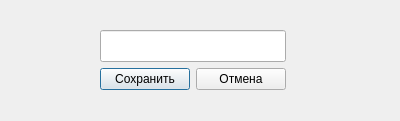
This is yearwindow.ui in exsandebest/Calendar as Qt 5 draws it before an edit. The edited form follows.
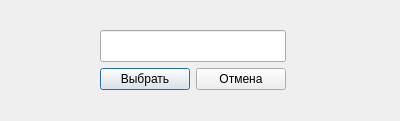
This is the edited form. Icons and pictures are not drawn.

The edit to the form file:
```diff
--- a/yearwindow.ui
+++ b/yearwindow.ui
@@ -32,7 +32,7 @@
     <item row="1" column="0">
      <widget class="QPushButton" name="btnGetYear">
       <property name="text">
-       <string>Сохранить</string>
+       <string>Выбрать</string>
       </property>
      </widget>
     </item>
```
Left out of the diff: 8 changed lines with no effect on the pictures.
